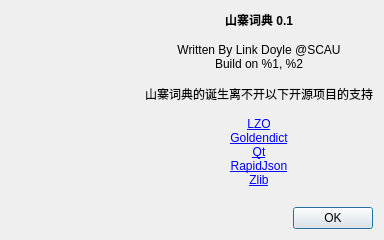
Before: the Qt Designer form edict/dialogabout.ui in LinkDoyle/FlowDict, drawn with Qt 5.
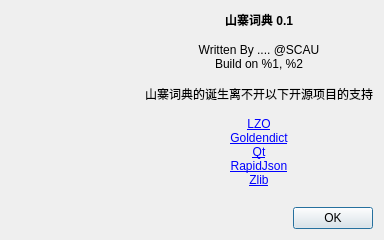
After: the same form once the commit is applied. Icons and pictures are not drawn.

Diff of the .ui file:
```diff
--- a/edict/dialogabout.ui
+++ b/edict/dialogabout.ui
@@ -56,7 +56,7 @@
 &lt;/style&gt;&lt;/head&gt;&lt;body style=&quot; font-family:'SimSun'; font-size:9pt; font-weight:400; font-style:normal;&quot;&gt;
 &lt;p align=&quot;center&quot; style=&quot; margin-top:0px; margin-bottom:0px; margin-left:0px; margin-right:0px; -qt-block-indent:0; text-indent:0px;&quot;&gt;&lt;span style=&quot; font-weight:600;&quot;&gt;山寨词典 0.1&lt;/span&gt;&lt;/p&gt;
 &lt;p align=&quot;center&quot; style=&quot;-qt-paragraph-type:empty; margin-top:0px; margin-bottom:0px; margin-left:0px; margin-right:0px; -qt-block-indent:0; text-indent:0px;&quot;&gt;&lt;br /&gt;&lt;/p&gt;
-&lt;p align=&quot;center&quot; style=&quot; margin-top:0px; margin-bottom:0px; margin-left:0px; margin-right:0px; -qt-block-indent:0; text-indent:0px;&quot;&gt;Written By Link Doyle @SCAU&lt;/p&gt;
+&lt;p align=&quot;center&quot; style=&quot; margin-top:0px; margin-bottom:0px; margin-left:0px; margin-right:0px; -qt-block-indent:0; text-indent:0px;&quot;&gt;Written By .... @SCAU&lt;/p&gt;
 &lt;p align=&quot;center&quot; style=&quot; margin-top:0px; margin-bottom:0px; margin-left:0px; margin-right:0px; -qt-block-indent:0; text-indent:0px;&quot;&gt;Build on %1, %2&lt;/p&gt;
 &lt;p align=&quot;center&quot; style=&quot;-qt-paragraph-type:empty; margin-top:0px; margin-bottom:0px; margin-left:0px; margin-right:0px; -qt-block-indent:0; text-indent:0px;&quot;&gt;&lt;br /&gt;&lt;/p&gt;
 &lt;p align=&quot;center&quot; style=&quot; margin-top:0px; margin-bottom:0px; margin-left:0px; margin-right:0px; -qt-block-indent:0; text-indent:0px;&quot;&gt;山寨词典的诞生离不开以下开源项目的支持&lt;/p&gt;
```
